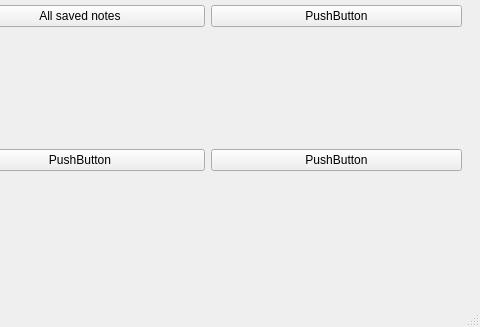
First picture: the form in mainwindow.ui, repository Tauski/IdealPDA_Windows, before the edit; both pictures show x 320 to 800 and y 273 to 600 of the 800 by 600 pixel window.
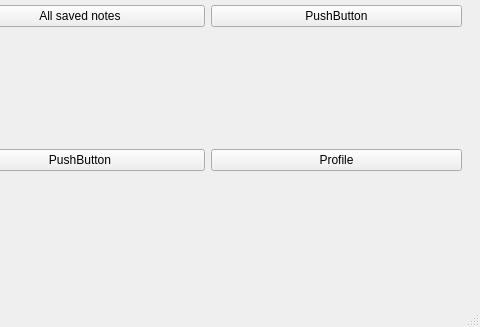
Second picture: the form after the edit.

```diff
--- a/mainwindow.ui
+++ b/mainwindow.ui
@@ -95,7 +95,7 @@
              </size>
             </property>
             <property name="text">
-             <string>PushButton</string>
+             <string>Profile</string>
             </property>
            </widget>
           </item>
```
